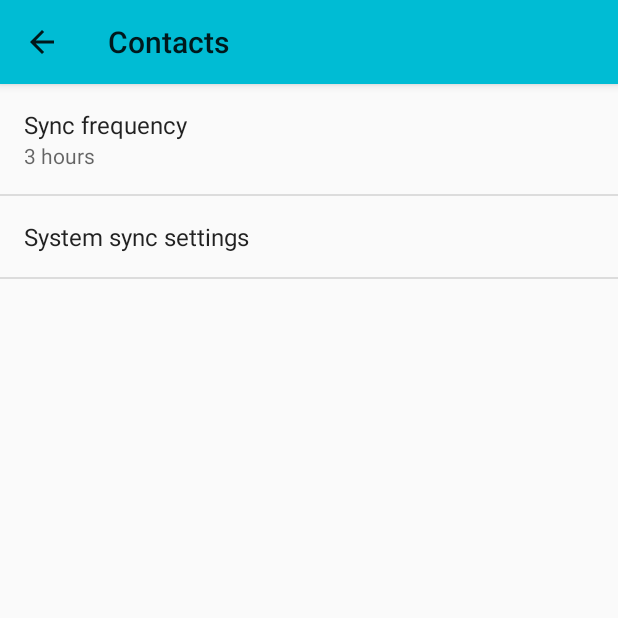
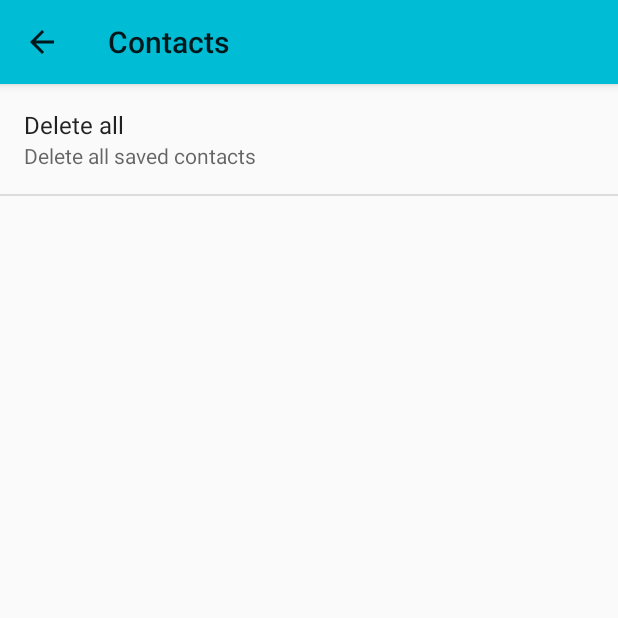
Before and after one commit to ac-freeman/social-media-scanner, an Android app: the SettingsActivity screen opened directly, with no data from a screen before it, after a tap on "Contacts", on a phone screen of 412 x 824 dp, the top half of it. Run offline under Robolectric (Android 15) with nearby library versions, the phone set to English and light mode, and no system bars; libraries missing offline, so code that uses them is left out: com.twitter.sdk.

Commit message:
Delete contacts functionality

```diff
--- a/app/src/main/java/com/acfreeman/socialmediascanner/RegistrationInformation.java
+++ b/app/src/main/java/com/acfreeman/socialmediascanner/RegistrationInformation.java
@@ -330,7 +330,7 @@ public class RegistrationInformation extends AppCompatActivity {
                         database.addOwner(owner);
 
                         if(emails.size()>0) {
-                            database.deleteEmails(emails.get(0));
+                            database.deleteUserEmails(owner.getId());
                         }
 
 
--- a/app/src/main/java/com/acfreeman/socialmediascanner/showfriends/ShowfriendsFragment.java
+++ b/app/src/main/java/com/acfreeman/socialmediascanner/showfriends/ShowfriendsFragment.java
@@ -298,6 +298,10 @@ public class ShowfriendsFragment extends Fragment{
             }
         });
 
+
+
+
+
         return view;
     }
 
--- a/app/src/main/res/values/strings.xml
+++ b/app/src/main/res/values/strings.xml
@@ -56,42 +56,45 @@
     <string name="pref_title_vibrate">Vibrate</string>
 
 
-    <!-- Example settings for Data & Sync -->
+    <!-- Example settings for Display -->
     <string name="pref_header_display">Display</string>
 
-    <string name="pref_title_sync_frequency">Sync frequency</string>
-    <string-array name="pref_sync_frequency_titles">
-        <item>15 minutes</item>
-        <item>30 minutes</item>
-        <item>1 hour</item>
-        <item>3 hours</item>
-        <item>6 hours</item>
-        <item>Never</item>
-    </string-array>
-    <string-array name="pref_sync_frequency_values">
-        <item>15</item>
-        <item>30</item>
-        <item>60</item>
-        <item>180</item>
-        <item>360</item>
-        <item>-1</item>
-    </string-array>
+    <string name="pref_title_max_brightness">Max brightness on code display</string>
+    <string name="pref_title_google_plus">Show Google+ toggle</string>
 
-    <string-array name="list_preference_entries">
-        <item>Entry 1</item>
-        <item>Entry 2</item>
-        <item>Entry 3</item>
-    </string-array>
+    <!--<string name="pref_title_sync_frequency">Sync frequency</string>-->
+    <!--<string-array name="pref_sync_frequency_titles">-->
+        <!--<item>15 minutes</item>-->
+        <!--<item>30 minutes</item>-->
+        <!--<item>1 hour</item>-->
+        <!--<item>3 hours</item>-->
+        <!--<item>6 hours</item>-->
+        <!--<item>Never</item>-->
+    <!--</string-array>-->
+    <!--<string-array name="pref_sync_frequency_values">-->
+        <!--<item>15</item>-->
+        <!--<item>30</item>-->
+        <!--<item>60</item>-->
+        <!--<item>180</item>-->
+        <!--<item>360</item>-->
+        <!--<item>-1</item>-->
+    <!--</string-array>-->
 
-    <string-array name="list_preference_entry_values">
-        <item>1</item>
-        <item>2</item>
-        <item>3</item>
-    </string-array>
+    <!--<string-array name="list_preference_entries">-->
+        <!--<item>Entry 1</item>-->
+        <!--<item>Entry 2</item>-->
+        <!--<item>Entry 3</item>-->
+    <!--</string-array>-->
 
-    <string-array name="multi_select_list_preference_default_value" />
+    <!--<string-array name="list_preference_entry_values">-->
+        <!--<item>1</item>-->
+        <!--<item>2</item>-->
+        <!--<item>3</item>-->
+    <!--</string-array>-->
 
-    <string name="pref_title_system_sync_settings">System sync settings</string>
+    <!--<string-array name="multi_select_list_preference_default_value" />-->
+
+    <!--<string name="pref_title_system_sync_settings">System sync settings</string>-->
 
 
 </resources>
--- a/app/src/main/res/xml/pref_contacts.xml
+++ b/app/src/main/res/xml/pref_contacts.xml
@@ -2,26 +2,30 @@
 
     <!-- A 'parent' preference, which enables/disables child preferences (below)
          when checked/unchecked. -->
-    <SwitchPreference
-        android:defaultValue="true"
-        android:key="notifications_new_message"
-        android:title="@string/pref_title_new_message_notifications" />
+    <!--<SwitchPreference-->
+        <!--android:defaultValue="true"-->
+        <!--android:key="notifications_new_message"-->
+        <!--android:title="@string/pref_title_new_message_notifications" />-->
 
-    <!-- Allows the user to choose a ringtone in the 'notification' category. -->
-    <!-- NOTE: This preference will be enabled only when the checkbox above is checked. -->
-    <!-- NOTE: RingtonePreference's summary should be set to its value by the activity code. -->
-    <RingtonePreference
-        android:defaultValue="content://settings/system/notification_sound"
-        android:dependency="notifications_new_message"
-        android:key="notifications_new_message_ringtone"
-        android:ringtoneType="notification"
-        android:title="@string/pref_title_ringtone" />
+    <!--&lt;!&ndash; Allows the user to choose a ringtone in the 'notification' category. &ndash;&gt;-->
+    <!--&lt;!&ndash; NOTE: This preference will be enabled only when the checkbox above is checked. &ndash;&gt;-->
+    <!--&lt;!&ndash; NOTE: RingtonePreference's summary should be set to its value by the activity code. &ndash;&gt;-->
+    <!--<RingtonePreference-->
+        <!--android:defaultValue="content://settings/system/notification_sound"-->
+        <!--android:dependency="notifications_new_message"-->
+        <!--android:key="notifications_new_message_ringtone"-->
+        <!--android:ringtoneType="notification"-->
+        <!--android:title="@string/pref_title_ringtone" />-->
 
     <!-- NOTE: This preference will be enabled only when the checkbox above is checked. -->
-    <SwitchPreference
-        android:defaultValue="true"
-        android:dependency="notifications_new_message"
-        android:key="notifications_new_message_vibrate"
-        android:title="@string/pref_title_vibrate" />
+    <!--<SwitchPreference-->
+        <!--android:defaultValue="true"-->
+        <!--android:dependency="notifications_new_message"-->
+        <!--android:key="notifications_new_message_vibrate"-->
+        <!--android:title="@string/pref_title_vibrate" />-->
+
+    <Preference android:title="Delete all"
+        android:key="delete_all_contacts_button"
+        android:summary="Delete all saved contacts"/>
 
 </PreferenceScreen>
--- a/app/src/main/res/xml/pref_display.xml
+++ b/app/src/main/res/xml/pref_display.xml
@@ -3,19 +3,33 @@
     <!-- NOTE: Hide buttons to simplify the UI. Users can touch outside the dialog to
          dismiss it. -->
     <!-- NOTE: ListPreference's summary should be set to its value by the activity code. -->
-    <ListPreference
-        android:defaultValue="180"
-        android:entries="@array/pref_sync_frequency_titles"
-        android:entryValues="@array/pref_sync_frequency_values"
-        android:key="sync_frequency"
-        android:negativeButtonText="@null"
-        android:positiveButtonText="@null"
-        android:title="@string/pref_title_sync_frequency" />
+    <!--<ListPreference-->
+        <!--android:defaultValue="180"-->
+        <!--android:entries="@array/pref_sync_frequency_titles"-->
+        <!--android:entryValues="@array/pref_sync_frequency_values"-->
+        <!--android:key="sync_frequency"-->
+        <!--android:negativeButtonText="@null"-->
+        <!--android:positiveButtonText="@null"-->
+        <!--android:title="@string/pref_title_sync_frequency" />-->
 
     <!-- This preference simply launches an intent when selected. Use this UI sparingly, per
          design guidelines. -->
-    <Preference android:title="@string/pref_title_system_sync_settings">
-        <intent android:action="android.settings.SYNC_SETTINGS" />
-    </Preference>
+    <!--<Preference android:title="@string/pref_title_system_sync_settings">-->
+        <!--<intent android:action="android.settings.SYNC_SETTINGS" />-->
+    <!--</Preference>-->
+
+    <!-- A 'parent' preference, which enables/disables child preferences (below)
+     when checked/unchecked. -->
+    <SwitchPreference
+        android:defaultValue="true"
+        android:key="notifications_new_message"
+        android:title="@string/pref_title_max_brightness" />
+
+    <!-- A 'parent' preference, which enables/disables child preferences (below)
+     when checked/unchecked. -->
+    <SwitchPreference
+        android:defaultValue="true"
+        android:key="notifications_new_message"
+        android:title="@string/pref_title_google_plus" />
 
 </PreferenceScreen>
```
Also changed, not shown: app/src/main/java/com/acfreeman/socialmediascanner/MainActivity.java (+35 -1 lines), app/src/main/java/com/acfreeman/socialmediascanner/SettingsActivity.java (+74 -5 lines), app/src/main/java/com/acfreeman/socialmediascanner/db/LocalDatabase.java (+42 -5 lines).
